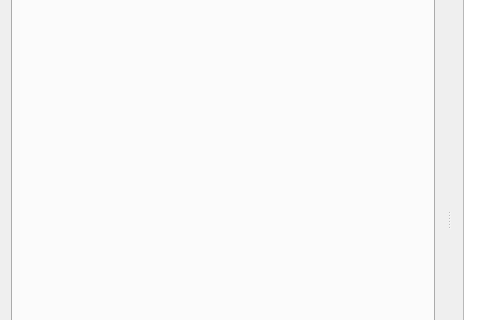
This is Version 1/Client/src/mainwindow.ui in jerem3189/ChatReparti as Qt 5 draws it before an edit; both pictures show x 0 to 480 and y 102 to 422 of the 730 by 627 pixel window. The edited form follows.
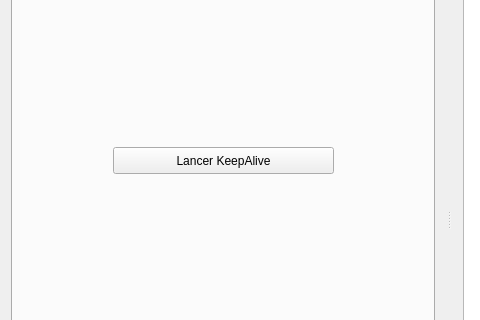
This is the edited form.

Diff of the .ui file:
```diff
--- a/Version 1/Client/src/mainwindow.ui
+++ b/Version 1/Client/src/mainwindow.ui
@@ -30,6 +30,19 @@
        <attribute name="title">
         <string>Global Room</string>
        </attribute>
+       <widget class="QPushButton" name="button_keep_alive">
+        <property name="geometry">
+         <rect>
+          <x>100</x>
+          <y>200</y>
+          <width>221</width>
+          <height>27</height>
+         </rect>
+        </property>
+        <property name="text">
+         <string>Lancer KeepAlive</string>
+        </property>
+       </widget>
       </widget>
      </widget>
     </item>
```
